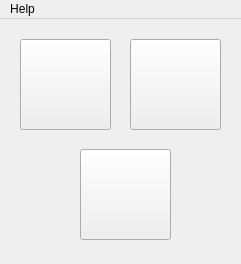
Qt form mainwindow.ui (jDan735/qtcanobu) before a commit.
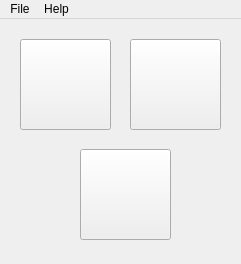
The same form after that commit. Icons and pictures are not drawn.

```diff
--- a/mainwindow.ui
+++ b/mainwindow.ui
@@ -140,6 +140,13 @@
     <addaction name="actionAbout_Qt"/>
     <addaction name="actionAbout_QtCanobu"/>
    </widget>
+   <widget class="QMenu" name="menuFile">
+    <property name="title">
+     <string>File</string>
+    </property>
+    <addaction name="actionExit"/>
+   </widget>
+   <addaction name="menuFile"/>
    <addaction name="menuHelp"/>
   </widget>
   <action name="actionAbout_Qt">
```
Left out of the diff: 9 changed lines with no effect on the pictures.
